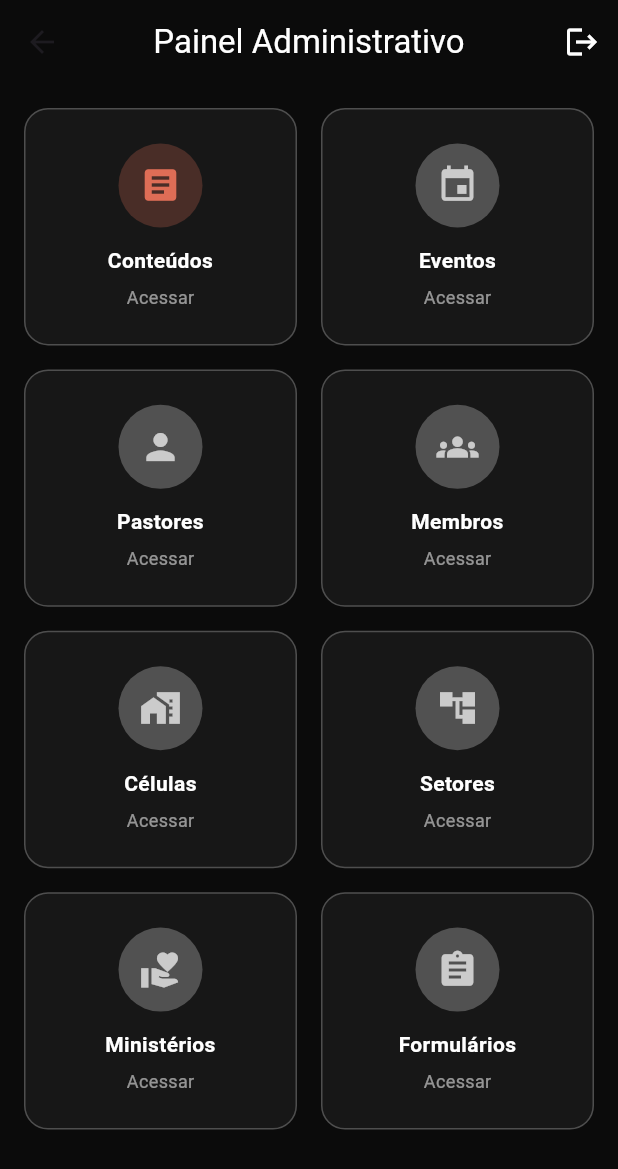
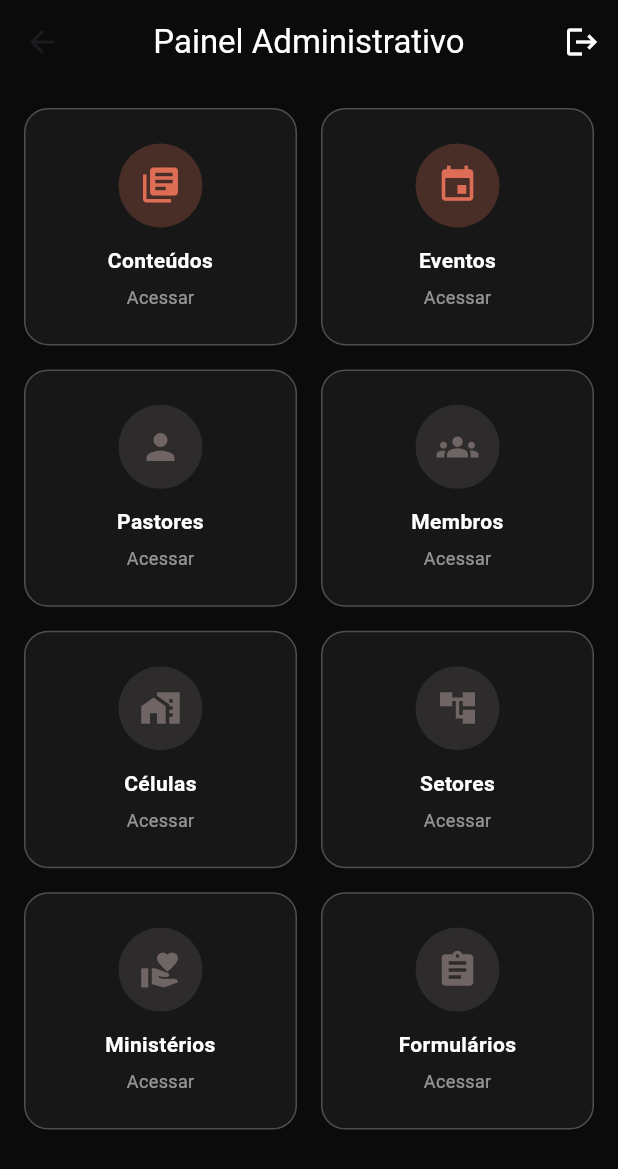
Before and after one commit to VidaRealDoKim/ProjetoIEQSede, a Flutter app: the AdminDashboardPage screen opened by its route, on a phone screen of 412 x 824 dp. Shown: the top 1169 px of the screen. Run offline on Flutter 3.47's test engine with Material 3 defaults, Android fonts, the light colour scheme and no system bars; our stand-ins replace flutter_dotenv, google_fonts, just_audio, rxdart, supabase_flutter; accounts and stored records are empty.

Commit message:
foundation: add directories, from all admin sistem

```diff
--- a/meu_app_igreja/lib/screens/admin/admin_dashboard.dart
+++ b/meu_app_igreja/lib/screens/admin/admin_dashboard.dart
@@ -1,47 +1,55 @@
+// -----------------------------------------------------------------------------
+// Importações principais
+// -----------------------------------------------------------------------------
 import 'package:flutter/material.dart';
 import 'package:supabase_flutter/supabase_flutter.dart';
+
+// -----------------------------------------------------------------------------
+// Importações dos módulos (cada módulo pode ter sua lista/tela inicial)
+// -----------------------------------------------------------------------------
 import 'conteudo/admin_conteudo_list.dart';
+import 'eventos/admin_evento_list.dart';
+// import 'pastores/admin_pastor_list.dart';
+// import 'membros/admin_membro_list.dart';
+// import 'celulas/admin_celula_list.dart';
+// import 'setores/admin_setor_list.dart';
+// import 'ministerios/admin_ministerio_list.dart';
+// import 'formularios/admin_formulario_list.dart';
 
-/// ===============================================================
+/// =============================================================================
 /// DASHBOARD ADMINISTRATIVO
 /// - Tela inicial dos administradores.
 /// - Mostra atalhos em formato de grade (cards).
-/// - Cada card leva a um módulo (ex: Conteúdos, Eventos...).
-/// - AppBar tem botão de Logout (com confirmação).
-/// - Estilo escuro consistente.
-/// ===============================================================
+/// - Cada card leva a um módulo (Conteúdos, Eventos, etc).
+/// - AppBar com botão de Logout.
+/// - Tema escuro consistente.
+/// - Todas as cores padronizadas em vermelho (cores dos ícones/cards).
+/// =============================================================================
 class AdminDashboardPage extends StatelessWidget {
   const AdminDashboardPage({super.key});
 
-  /// Função para módulos que ainda não estão prontos.
-  /// Apenas mostra um aviso em forma de SnackBar.
+  /// Função para módulos que ainda não estão prontos
   void _emBreve(BuildContext context) {
     ScaffoldMessenger.of(context).showSnackBar(
       const SnackBar(content: Text('Módulo em desenvolvimento 🛠️')),
     );
   }
 
-  /// Função de Logout
-  /// - Exibe uma caixa de diálogo perguntando se o usuário quer sair.
-  /// - Se confirmar, faz `signOut()` no Supabase e volta pra tela de login.
+  /// Função de Logout (com confirmação)
   Future<void> _confirmarLogout(BuildContext context) async {
     final bool? confirmar = await showDialog<bool>(
       context: context,
       builder: (ctx) => AlertDialog(
-        backgroundColor: const Color(0xFF171717), // fundo dark
+        backgroundColor: const Color(0xFF171717),
         shape: RoundedRectangleBorder(borderRadius: BorderRadius.circular(12)),
         title: const Text("Confirmar Logout", style: TextStyle(color: Colors.white)),
-        content: const Text(
-          "Tem certeza que deseja sair?",
-          style: TextStyle(color: Colors.white70),
-        ),
+        content: const Text("Tem certeza que deseja sair?",
+            style: TextStyle(color: Colors.white70)),
         actions: [
-          // Botão cancelar → fecha o diálogo
           TextButton(
             onPressed: () => Navigator.of(ctx).pop(false),
             child: const Text("Cancelar", style: TextStyle(color: Colors.white70)),
           ),
-          // Botão sair → confirma logout
           TextButton(
             onPressed: () => Navigator.of(ctx).pop(true),
             child: const Text("Sair", style: TextStyle(color: Colors.redAccent)),
@@ -50,44 +58,84 @@ class AdminDashboardPage extends StatelessWidget {
       ),
     );
 
-    // Se o usuário clicou em "Sair"
     if (confirmar == true) {
-      await Supabase.instance.client.auth.signOut(); // encerra sessão
-      Navigator.of(context).pushReplacementNamed('/login'); // volta pro login
+      await Supabase.instance.client.auth.signOut();
+      Navigator.of(context).pushReplacementNamed('/login');
     }
   }
 
   @override
   Widget build(BuildContext context) {
-    /// Lista de itens do Dashboard (cada card)
+    /// Lista de módulos (cada item vira um card)
+    /// 🔴 Todas as cores padronizadas para vermelho
     final items = <_DashItem>[
       _DashItem(
         title: 'Conteúdos',
-        icon: Icons.article,
-        color: const Color(0xFFDE6D56), // destaque diferente
+        icon: Icons.library_books,
+        color: const Color(0xFFDE6D56),
         onTap: () => Navigator.push(
           context,
           MaterialPageRoute(builder: (_) => const AdminConteudoList()),
         ),
       ),
-      _DashItem(title: 'Eventos', icon: Icons.event, onTap: () => _emBreve(context)),
-      _DashItem(title: 'Pastores', icon: Icons.person, onTap: () => _emBreve(context)),
-      _DashItem(title: 'Membros', icon: Icons.groups, onTap: () => _emBreve(context)),
-      _DashItem(title: 'Células', icon: Icons.home_work, onTap: () => _emBreve(context)),
-      _DashItem(title: 'Setores', icon: Icons.account_tree, onTap: () => _emBreve(context)),
-      _DashItem(title: 'Ministérios', icon: Icons.volunteer_activism, onTap: () => _emBreve(context)),
-      _DashItem(title: 'Formulários', icon: Icons.assignment, onTap: () => _emBreve(context)),
+      _DashItem(
+        title: 'Eventos',
+        icon: Icons.event,
+        color: const Color(0xFFDE6D56),
+        onTap: () => Navigator.push(
+          context,
+          MaterialPageRoute(builder: (_) => const AdminEventoList()),
+        ),
+      ),
+      _DashItem(
+        title: 'Pastores',
+        icon: Icons.person,
+        color: const Color(0xFF706565),
+        onTap: () => _emBreve(context),
+      ),
+      _DashItem(
+        title: 'Membros',
+        icon: Icons.groups,
+        color: const Color(0xFF706565),
+        onTap: () => _emBreve(context),
+      ),
+      _DashItem(
+        title: 'Células',
+        icon: Icons.home_work,
+        color: const Color(0xFF706565),
+        onTap: () => _emBreve(context),
+      ),
+      _DashItem(
+        title: 'Setores',
+        icon: Icons.account_tree,
+        color: const Color(0xFF706565),
+        onTap: () => _emBreve(context),
+      ),
+      _DashItem(
+        title: 'Ministérios',
+        icon: Icons.volunteer_activism,
+        color: const Color(0xFF706565),
+        onTap: () => _emBreve(context),
+      ),
+      _DashItem(
+        title: 'Formulários',
+        icon: Icons.assignment,
+        color: const Color(0xFF706565),
+        onTap: () => _emBreve(context),
+      ),
     ];
 
     return Scaffold(
-      backgroundColor: const Color(0xFF0B0B0B), // fundo geral dark
+      backgroundColor: const Color(0xFF0B0B0B), // 🔲 fundo preto
       appBar: AppBar(
         backgroundColor: Colors.transparent,
         elevation: 0,
         centerTitle: true,
-        title: const Text('Painel Administrativo', style: TextStyle(color: Colors.white)),
+        title: const Text(
+          'Painel Administrativo',
+          style: TextStyle(color: Colors.white),
+        ),
         actions: [
-          /// Botão de Logout no canto direito
           IconButton(
             icon: const Icon(Icons.logout, color: Colors.white),
             tooltip: "Sair",
@@ -97,14 +145,13 @@ class AdminDashboardPage extends StatelessWidget {
       ),
       body: Padding(
         padding: const EdgeInsets.all(16),
-        /// Grid que mostra os cards dos módulos
         child: GridView.builder(
           itemCount: items.length,
           gridDelegate: const SliverGridDelegateWithFixedCrossAxisCount(
-            crossAxisCount: 2, // 2 colunas
+            crossAxisCount: 2, // 2 cards por linha
             mainAxisSpacing: 16,
             crossAxisSpacing: 16,
-            childAspectRatio: 1.15, // formato quase quadrado
+            childAspectRatio: 1.15,
           ),
           itemBuilder: (_, i) => _DashboardCard(item: items[i]),
         ),
@@ -113,12 +160,14 @@ class AdminDashboardPage extends StatelessWidget {
   }
 }
 
-/// Classe que representa um item do Dashboard
+/// =============================================================================
+/// MODELO DE ITEM DO DASHBOARD
+/// =============================================================================
 class _DashItem {
-  final String title;     // Nome do módulo
-  final IconData icon;    // Ícone do card
-  final VoidCallback onTap; // Ação ao clicar
-  final Color? color;     // Cor opcional
+  final String title;
+  final IconData icon;
+  final VoidCallback onTap;
+  final Color? color;
 
   _DashItem({
     required this.title,
@@ -128,7 +177,9 @@ class _DashItem {
   });
 }
 
-/// Card visual de cada item do Dashboard
+/// =============================================================================
+/// CARD VISUAL DE CADA ITEM
+/// =============================================================================
 class _DashboardCard extends StatelessWidget {
   final _DashItem item;
 
@@ -137,11 +188,11 @@ class _DashboardCard extends StatelessWidget {
   @override
   Widget build(BuildContext context) {
     return InkWell(
-      onTap: item.onTap, // ação ao clicar
+      onTap: item.onTap,
       borderRadius: BorderRadius.circular(16),
       child: Ink(
         decoration: BoxDecoration(
-          color: const Color(0xFF171717), // fundo card dark
+          color: const Color(0xFF171717), // fundo do card (dark)
           borderRadius: BorderRadius.circular(16),
           border: Border.all(color: Colors.white24), // borda leve
         ),
@@ -150,15 +201,14 @@ class _DashboardCard extends StatelessWidget {
           child: Column(
             mainAxisAlignment: MainAxisAlignment.center,
             children: [
-              /// Ícone dentro de um círculo
+              // Ícone com círculo vermelho translúcido
               CircleAvatar(
                 radius: 28,
-                backgroundColor: (item.color ?? Colors.white24).withOpacity(0.25),
-                child: Icon(item.icon, size: 28, color: item.color ?? Colors.white70),
+                backgroundColor: (item.color ?? Colors.redAccent).withOpacity(0.25),
+                child: Icon(item.icon, size: 28, color: item.color ?? Colors.redAccent),
               ),
               const SizedBox(height: 12),
-
-              /// Nome do módulo
+              // Título do card
               Text(
                 item.title,
                 textAlign: TextAlign.center,
@@ -167,10 +217,8 @@ class _DashboardCard extends StatelessWidget {
                   fontWeight: FontWeight.w600,
                 ),
               ),
-
               const SizedBox(height: 6),
-
-              /// Texto fixo "Acessar"
+              // Texto auxiliar "Acessar"
               const Text(
                 'Acessar',
                 style: TextStyle(color: Colors.white54, fontSize: 12),
--- /dev/null
+++ b/meu_app_igreja/lib/screens/admin/celulas/admin_celula_list.dart
@@ -0,0 +1 @@
+// TODO Implement this library.
--- /dev/null
+++ b/meu_app_igreja/lib/screens/admin/formularios/admin_formulario_list.dart
@@ -0,0 +1 @@
+// TODO Implement this library.
--- /dev/null
+++ b/meu_app_igreja/lib/screens/admin/membros/admin_membro_list.dart
@@ -0,0 +1 @@
+// TODO Implement this library.
--- /dev/null
+++ b/meu_app_igreja/lib/screens/admin/ministerios/admin_ministerio_list.dart
@@ -0,0 +1 @@
+// TODO Implement this library.
--- /dev/null
+++ b/meu_app_igreja/lib/screens/admin/pastores/admin_pastor_list.dart
@@ -0,0 +1 @@
+// TODO Implement this library.
--- /dev/null
+++ b/meu_app_igreja/lib/screens/admin/setores/admin_setor_list.dart
@@ -0,0 +1 @@
+// TODO Implement this library.
--- a/meu_app_igreja/pubspec.yaml
+++ b/meu_app_igreja/pubspec.yaml
@@ -14,6 +14,7 @@ dependencies:
   flutter_dotenv: ^5.2.0
   google_fonts: ^6.2.1
   just_audio: ^0.10.4
+  intl: ^0.18.1
 
 dev_dependencies:
   flutter_test:
```
Also changed, not shown: meu_app_igreja/lib/screens/admin/eventos/admin_evento_form.dart (added, +124 -0 lines), meu_app_igreja/lib/screens/admin/eventos/admin_evento_list.dart (added, +133 -0 lines), meu_app_igreja/pubspec.lock.
